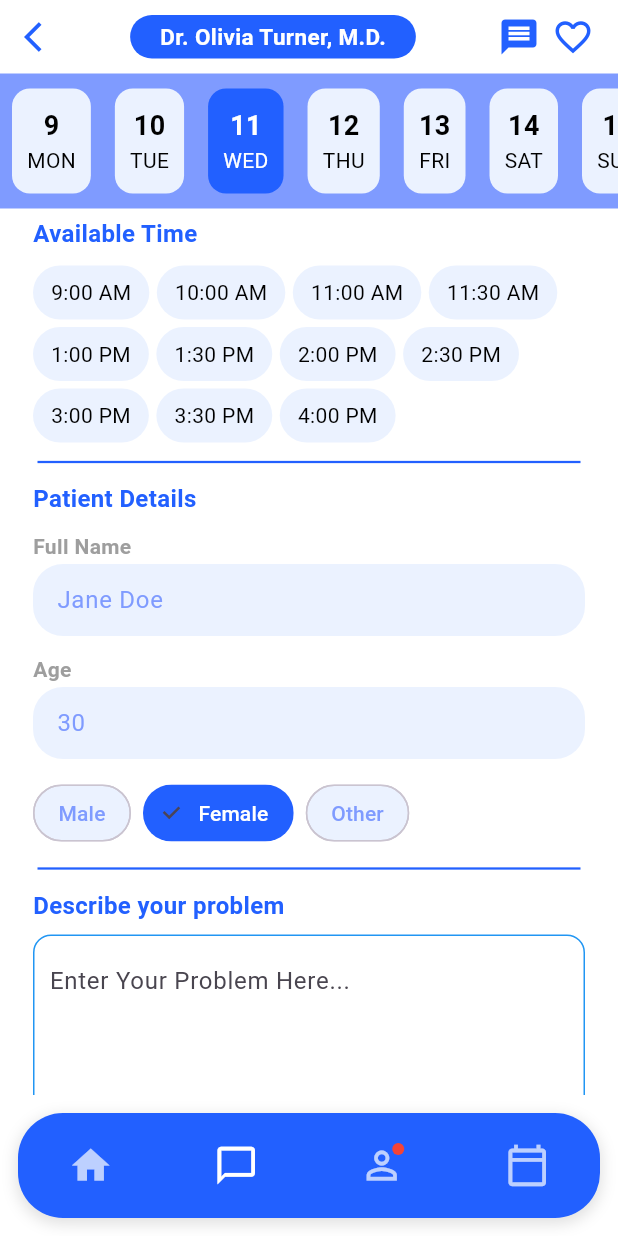
After one commit to sahan-chamod/LifeBalance, a Flutter app: the Schedule screen opened by its route, on a phone screen of 412 x 824 dp. The commit adds this screen. Run offline on Flutter 3.47's test engine with Material 3 defaults, Android fonts, the phone set to English and light mode, and no system bars; our stand-ins replace cloud_firestore, firebase_auth, firebase_core; accounts and stored records are empty.

Commit message:
Added Schedule Screen
Added Schedule Screen and refactored the folder structure

```diff
--- a/lib/routes/routes.dart
+++ b/lib/routes/routes.dart
@@ -4,8 +4,10 @@ import '../screens/Signupscreen.dart';
 import '../screens/Patients/HomeScreen.dart';
 import '../screens/admin/AdminHome.dart';
 import '../screens/doctors/DoctorsHome.dart';
-import '../screens/Patients/ChatScreen.dart';
-import '../screens/Patients/NotificationsScreen.dart';
+import '../screens/Patients/Chat/ChatScreen.dart';
+import '../screens/Patients/Notifications/NotificationsScreen.dart';
+import '../screens/Patients/Schedule/ScheduleScreen.dart';
+
 
 class AppRoutes {
   static const String login = '/login';
@@ -15,6 +17,8 @@ class AppRoutes {
   static const String adminHome = '/admin_home';
   static const String chat = '/chat';
   static const String notifications = '/notifications';
+  static const String schedule = '/schedule';
+
 
 
 
@@ -34,6 +38,8 @@ class AppRoutes {
         return MaterialPageRoute(builder: (_) => const Chat());
       case notifications:
         return MaterialPageRoute(builder: (_) => const Notifications());
+      case schedule:
+        return MaterialPageRoute(builder: (_) => const Schedule());
       default:
         return MaterialPageRoute(builder: (_) => const LoginScreen());
     }
--- a/lib/screens/Patients/ChatScreen.dart
+++ b/lib/screens/Patients/Chat/ChatScreen.dart
@@ -1,5 +1,5 @@
 import 'package:flutter/material.dart';
-import '../../utils/app_colors.dart';
+import '../../../utils/app_colors.dart';
 
 class Chat extends StatefulWidget {
   const Chat({Key? key}) : super(key: key);
--- /dev/null
+++ b/lib/screens/Patients/Schedule/ScheduleScreen.dart
@@ -0,0 +1,420 @@
+import 'package:flutter/material.dart';
+import 'package:life_balance/utils/app_colors.dart';
+
+class Schedule extends StatefulWidget {
+  const Schedule({Key? key}) : super(key: key);
+
+  @override
+  State<Schedule> createState() => _ScheduleState();
+}
+
+class _ScheduleState extends State<Schedule> {
+  int _selectedDateIndex = 2;
+  int _selectedTimeIndex = -1;
+  int _currentIndex = 1;
+
+  // Available time slots
+  final List<String> timeSlots = [
+    "9:00 AM",
+    "10:00 AM",
+    "11:00 AM",
+    "11:30 AM",
+    "1:00 PM",
+    "1:30 PM",
+    "2:00 PM",
+    "2:30 PM",
+    "3:00 PM",
+    "3:30 PM",
+    "4:00 PM",
+  ];
+
+  @override
+  Widget build(BuildContext context) {
+    return Scaffold(
+      backgroundColor: Colors.white,
+      body: SafeArea(
+        child: SingleChildScrollView(
+          child: Column(
+            crossAxisAlignment: CrossAxisAlignment.start,
+            children: [
+              // Header Section
+              _buildHeader(),
+
+              // Date Selection
+              _buildDateScrollView(),
+
+              // Available Time Section
+              _buildAvailableTime(),
+
+              _buildSectionDivider(),
+
+              // Patient Details Section
+              _buildPatientDetails(),
+
+              _buildSectionDivider(),
+
+              // Problem Description Section
+              _buildProblemDescription(),
+
+            ],
+          ),
+      ),
+      ),
+
+      // Bottom Navigation Bar
+      bottomNavigationBar: Container(
+        margin: const EdgeInsets.all(12),
+        height: 70,
+        decoration: BoxDecoration(
+          color: AppColors.primaryColor,
+          borderRadius: BorderRadius.circular(30),
+          boxShadow: const [
+            BoxShadow(
+              color: Colors.black12,
+              spreadRadius: 1,
+              blurRadius: 8,
+              offset: Offset(0, 3),
+            )
+          ],
+        ),
+        child: Row(
+          mainAxisAlignment: MainAxisAlignment.spaceAround,
+          children: [
+            _buildNavBarItem(Icons.home, 0),
+            _buildNavBarItem(Icons.chat_bubble_outline, 1),
+            _buildNavBarItem(Icons.person_outline, 2, hasNotification: true),
+            _buildNavBarItem(Icons.calendar_today_outlined, 3),
+          ],
+        ),
+      ),
+    );
+  }
+
+  Widget _buildHeader() {
+    return Padding(
+      padding: const EdgeInsets.symmetric(horizontal: 16, vertical: 10),
+      child: Row(
+        mainAxisAlignment: MainAxisAlignment.spaceBetween,
+        children: [
+          GestureDetector(
+            onTap: () {
+              Navigator.pop(context);
+            },
+            child: const Icon(
+              Icons.arrow_back_ios,
+              color: AppColors.primaryColor,
+              size: 24.0,
+            ),
+          ),
+          Container(
+            padding: const EdgeInsets.symmetric(horizontal: 20, vertical: 4),
+            decoration: BoxDecoration(
+              color: AppColors.primaryColor,
+              borderRadius: BorderRadius.circular(20),
+            ),
+            child: const Text(
+              "Dr. Olivia Turner, M.D.",
+              style: TextStyle(
+                fontSize: 15,
+                fontWeight: FontWeight.bold,
+                color: AppColors.buttonTextColor,
+              ),
+            ),
+          ),
+          Row(
+            children: [
+              const SizedBox(width: 8),
+              Icon(Icons.message, color: AppColors.primaryColor, size: 28),
+              const SizedBox(width: 8),
+              Icon(Icons.favorite_border, color: AppColors.primaryColor, size: 28),
+            ],
+          ),
+        ],
+      ),
+    );
+  }
+
+
+  Widget _buildDateScrollView() {
+    return SizedBox(
+      height: 90,
+      child: Container(
+        color: AppColors.hintColor,
+        child: ListView.builder(
+          scrollDirection: Axis.horizontal,
+          itemCount: 7,
+          itemBuilder: (context, index) {
+            bool isSelected = index == _selectedDateIndex;
+            return GestureDetector(
+              onTap: () {
+                setState(() {
+                  _selectedDateIndex = index;
+                });
+              },
+              child: Container(
+                margin: const EdgeInsets.symmetric(horizontal: 8.0, vertical: 10.0),
+                padding: const EdgeInsets.all(10.0),
+                decoration: BoxDecoration(
+                  color: isSelected
+                      ? AppColors.primaryColor
+                      : AppColors.inputBackground,
+                  borderRadius: BorderRadius.circular(12.0),
+                ),
+                child: Column(
+                  mainAxisAlignment: MainAxisAlignment.center,
+                  children: [
+                    Text("${9 + index}",
+                        style: TextStyle(
+                            fontSize: 18,
+                            fontWeight: FontWeight.bold,
+                            color: isSelected
+                                ? AppColors.buttonTextColor
+                                : Colors.black)),
+                    Text(["MON", "TUE", "WED", "THU", "FRI", "SAT", "SUN"][index],
+                        style: TextStyle(
+                            fontSize: 14,
+                            color: isSelected
+                                ? AppColors.buttonTextColor
+                                : Colors.black)),
+                  ],
+                ),
+              ),
+            );
+          },
+        ),
+      ),
+    );
+  }
+
+
+  Widget _buildAvailableTime() {
+    return Padding(
+      padding: const EdgeInsets.symmetric(horizontal: 22, vertical: 5),
+      child: Column(
+        crossAxisAlignment: CrossAxisAlignment.start,
+        children: [
+          const Text(
+            "Available Time",
+            style: TextStyle(
+              fontSize: 16,
+              fontWeight: FontWeight.bold,
+              color: AppColors.primaryColor
+            ),
+          ),
+          const SizedBox(height: 10),
+          Wrap(
+            spacing: 5,
+            runSpacing: 5,
+            children: List.generate(timeSlots.length, (index) {
+              bool isSelected = _selectedTimeIndex == index;
+              return GestureDetector(
+                onTap: () {
+                  setState(() {
+                    _selectedTimeIndex = index;
+                  });
+                },
+                child: Container(
+                  padding:
+                  const EdgeInsets.symmetric(vertical: 8, horizontal: 12),
+                  decoration: BoxDecoration(
+                    color: isSelected ? AppColors.primaryColor : AppColors.inputBackground,
+                    borderRadius: BorderRadius.circular(20),
+                  ),
+                  child: Text(
+                    timeSlots[index],
+                    style: TextStyle(
+                      color: isSelected ? AppColors.buttonTextColor : Colors.black,
+                    ),
+                  ),
+                ),
+              );
+            }),
+          ),
+        ],
+      ),
+    );
+  }
+
+  Widget _buildPatientDetails() {
+    return Padding(
+      padding: const EdgeInsets.symmetric(horizontal: 22, vertical: 5),
+      child: Column(
+        crossAxisAlignment: CrossAxisAlignment.start,
+        children: [
+          const Text(
+            "Patient Details",
+            style: TextStyle(fontSize: 16, fontWeight: FontWeight.bold, color: AppColors.primaryColor),
+          ),
+          const SizedBox(height: 10),
+          _buildTextFieldPatient("Full Name", "Jane Doe"),
+          _buildTextFieldPatient("Age", "30"),
+          _buildGenderSelection(),
+        ],
+      ),
+    );
+  }
+
+  Widget _buildTextFieldPatient(String label, String placeholder) {
+    return Padding(
+      padding: const EdgeInsets.only(bottom: 12),
+      child: Column(
+        crossAxisAlignment: CrossAxisAlignment.start,
+        children: [
+          // Label positioned on top
+          Text(
+            label,
+            style: TextStyle(fontWeight: FontWeight.bold, color: AppColors.textColor),
+          ),
+          const SizedBox(height: 2),
+
+          TextField(
+            style: TextStyle(color: AppColors.hintColor),
+            decoration: InputDecoration(
+              hintText: placeholder,
+              hintStyle: TextStyle(color: AppColors.hintColor),
+              filled: true,
+              fillColor: AppColors.inputBackground,
+              border: InputBorder.none,
+              contentPadding: const EdgeInsets.symmetric(vertical: 10, horizontal: 12),
+              enabledBorder: OutlineInputBorder(
+                borderRadius: BorderRadius.circular(20),
+                borderSide: BorderSide(color: Colors.transparent),
+              ),
+              focusedBorder: OutlineInputBorder(
+                borderRadius: BorderRadius.circular(20),
+                borderSide: BorderSide(color: Colors.transparent),
+              ),
+            ),
+          ),
+        ],
+      ),
+    );
+  }
+
+
+  Widget _buildGenderSelection() {
+    return Row(
+      mainAxisAlignment: MainAxisAlignment.start,
+      children: [
+        _buildGenderButton("Male"),
+        _buildGenderButton("Female", isSelected: true),
+        _buildGenderButton("Other"),
+      ],
+    );
+  }
+
+  Widget _buildGenderButton(String label, {bool isSelected = false}) {
+    return Padding(
+      padding: const EdgeInsets.only(right: 8),
+      child: ChoiceChip(
+        label: Text(label),
+        selected: isSelected,
+        onSelected: (selected) {},
+        selectedColor: AppColors.primaryColor,
+        backgroundColor: AppColors.inputBackground,
+        labelStyle: TextStyle(
+          color: isSelected ? AppColors.buttonTextColor : AppColors.hintColor,
+        ),
+        shape: RoundedRectangleBorder(
+        borderRadius: BorderRadius.circular(20),
+      ),
+      ),
+    );
+  }
+
+  Widget _buildProblemDescription() {
+    return Padding(
+      padding: const EdgeInsets.symmetric(horizontal: 22, vertical: 5),
+      child: Column(
+        crossAxisAlignment: CrossAxisAlignment.start,
+        children: [
+          const Text(
+            "Describe your problem",
+            style: TextStyle(fontSize: 16, fontWeight: FontWeight.bold,color: AppColors.primaryColor),
+          ),
+          const SizedBox(height: 8),
+          Container(
+            height: 120,
+            padding: const EdgeInsets.all(10),
+            decoration: BoxDecoration(
+              border: Border.all(color: Colors.blue),
+              borderRadius: BorderRadius.circular(12),
+            ),
+            child: const TextField(
+              maxLines: 5,
+              decoration: InputDecoration(
+                hintText: "Enter Your Problem Here...",
+                border: InputBorder.none,
+              ),
+            ),
+          ),
+        ],
+      ),
+    );
+  }
+
+  Widget _buildTextField(String label, String placeholder) {
+    return Padding(
+      padding: const EdgeInsets.only(bottom: 12),
+      child: TextField(
+        decoration: InputDecoration(
+          labelText: label,
+          hintText: placeholder,
+          border: OutlineInputBorder(
+            borderRadius: BorderRadius.circular(12),
+          ),
+        ),
+      ),
+    );
+  }
+  Widget _buildSectionDivider() {
+    return const Padding(
+      padding: EdgeInsets.symmetric(horizontal: 25),
+      child: Divider(
+        color: AppColors.primaryColor,
+        thickness: 1.5,
+      ),
+    );
+  }
+
+  Widget _buildNavBarItem(IconData icon, int index,
+      {bool hasNotification = false}) {
+    final bool isSelected = _currentIndex == index;
+
+    return GestureDetector(
+      onTap: () {
+        setState(() {
+          _currentIndex = index;
+        });
+      },
+      child: Column(
+        mainAxisSize: MainAxisSize.min,
+        children: [
+          Stack(
+            children: [
+              Icon(
+                icon,
+                size: 30,
+                color: isSelected ? Colors.white : Colors.white70,
+              ),
+              if (hasNotification)
+                Positioned(
+                  top: 0,
+                  right: 0,
+                  child: Container(
+                    width: 8,
+                    height: 8,
+                    decoration: const BoxDecoration(
+                      color: Colors.red,
+                      shape: BoxShape.circle,
+                    ),
+                  ),
+                ),
+            ],
+          ),
+        ],
+      ),
+    );
+  }
+
+}
```
Also changed, not shown: lib/screens/Patients/Notifications/NotificationsScreen.dart (renamed from lib/screens/Patients/NotificationsScreen.dart).
